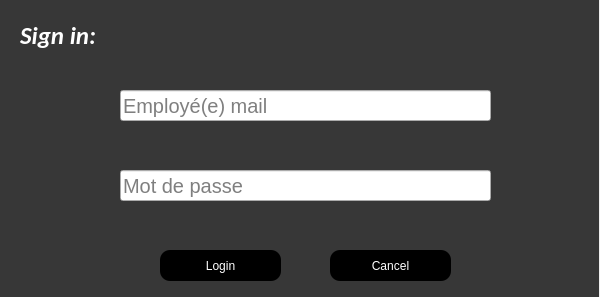
Qt form authentification.ui (Hafedh-Jendoubi/Smart-Coworking-Space-2A23) before a commit.
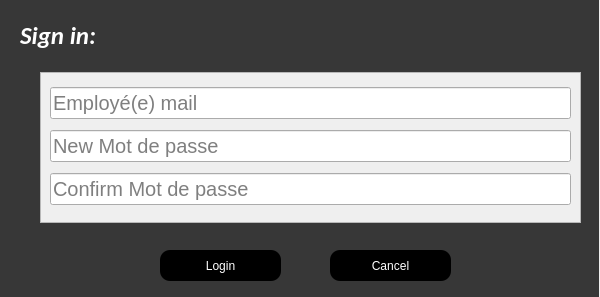
The same form after that commit. Icons and pictures are not drawn.

What changed in the file:
```diff
--- a/authentification.ui
+++ b/authentification.ui
@@ -61,7 +61,7 @@
    <property name="geometry">
     <rect>
      <x>48</x>
-     <y>157</y>
+     <y>140</y>
      <width>51</width>
      <height>51</height>
     </rect>
@@ -81,7 +81,7 @@
     <rect>
      <x>120</x>
      <y>90</y>
-     <width>371</width>
+     <width>431</width>
      <height>31</height>
     </rect>
    </property>
@@ -97,8 +97,8 @@
    <property name="geometry">
     <rect>
      <x>120</x>
-     <y>170</y>
-     <width>371</width>
+     <y>153</y>
+     <width>431</width>
      <height>31</height>
     </rect>
    </property>
@@ -240,6 +240,108 @@
     <string>Cancel</string>
    </property>
   </widget>
+  <widget class="QPushButton" name="pushButton_4">
+   <property name="geometry">
+    <rect>
+     <x>120</x>
+     <y>200</y>
+     <width>111</width>
+     <height>21</height>
+    </rect>
+   </property>
+   <property name="font">
+    <font>
+     <family>Arial</family>
+     <pointsize>9</pointsize>
+     <weight>9</weight>
+     <italic>false</italic>
+     <bold>false</bold>
+    </font>
+   </property>
+   <property name="styleSheet">
+    <string notr="true">QPushButton {
+background-color: transparent;
+font: 75 9pt &quot;Arial&quot;;
+color: white;
+border-radius:10px;
+}
+
+QPushButton:hover {
+background-color: transparent;
+font: 75 9pt &quot;Arial&quot;;
+color: gray;
+border-radius:10px;
+}
+QPushButton:pressed {
+background-color: transparent;
+font: 75 9pt &quot;Arial&quot;;
+color:  white;
+border-radius:10px;
+}</string>
+   </property>
+   <property name="text">
+    <string>Forgot Password?</string>
+   </property>
+  </widget>
+  <widget class="QScrollArea" name="scrollArea">
+   <property name="geometry">
+    <rect>
+     <x>40</x>
+     <y>72</y>
+     <width>541</width>
+     <height>151</height>
+    </rect>
+   </property>
+   <property name="styleSheet">
+    <string notr="true"/>
+   </property>
+   <property name="widgetResizable">
+    <bool>true</bool>
+   </property>
+   <widget class="QWidget" name="scrollAreaWidgetContents">
+    <property name="geometry">
+     <rect>
+      <x>0</x>
+      <y>0</y>
+      <width>539</width>
+      <height>149</height>
+     </rect>
+    </property>
+    <layout class="QVBoxLayout" name="verticalLayout">
+     <item>
+      <widget class="QLineEdit" name="lineEdit_3">
+       <property name="styleSheet">
+        <string notr="true">font-size: 20px;
+background-color:</string>
+       </property>
+       <property name="placeholderText">
+        <string>Employé(e) mail</string>
+       </property>
+      </widget>
+     </item>
+     <item>
+      <widget class="QLineEdit" name="lineEdit_4">
+       <property name="styleSheet">
+        <string notr="true">font-size: 20px;</string>
+       </property>
+       <property name="placeholderText">
+        <string>New Mot de passe</string>
+       </property>
+      </widget>
+     </item>
+     <item>
+      <widget class="QLineEdit" name="lineEdit_5">
+       <property name="styleSheet">
+        <string notr="true">font-size: 20px;</string>
+       </property>
+       <property name="placeholderText">
+        <string>Confirm Mot de passe</string>
+       </property>
+      </widget>
+     </item>
+    </layout>
+   </widget>
+  </widget>
  </widget>
  <resources/>
  <connections/>
```
